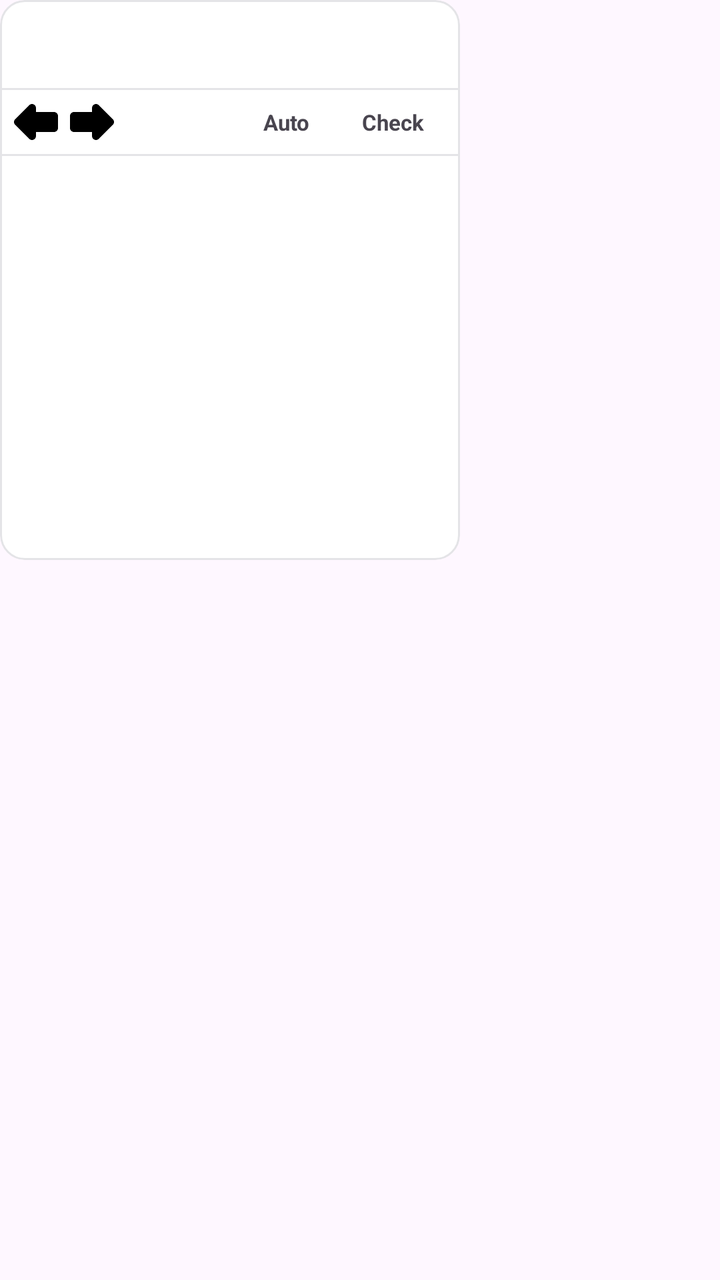
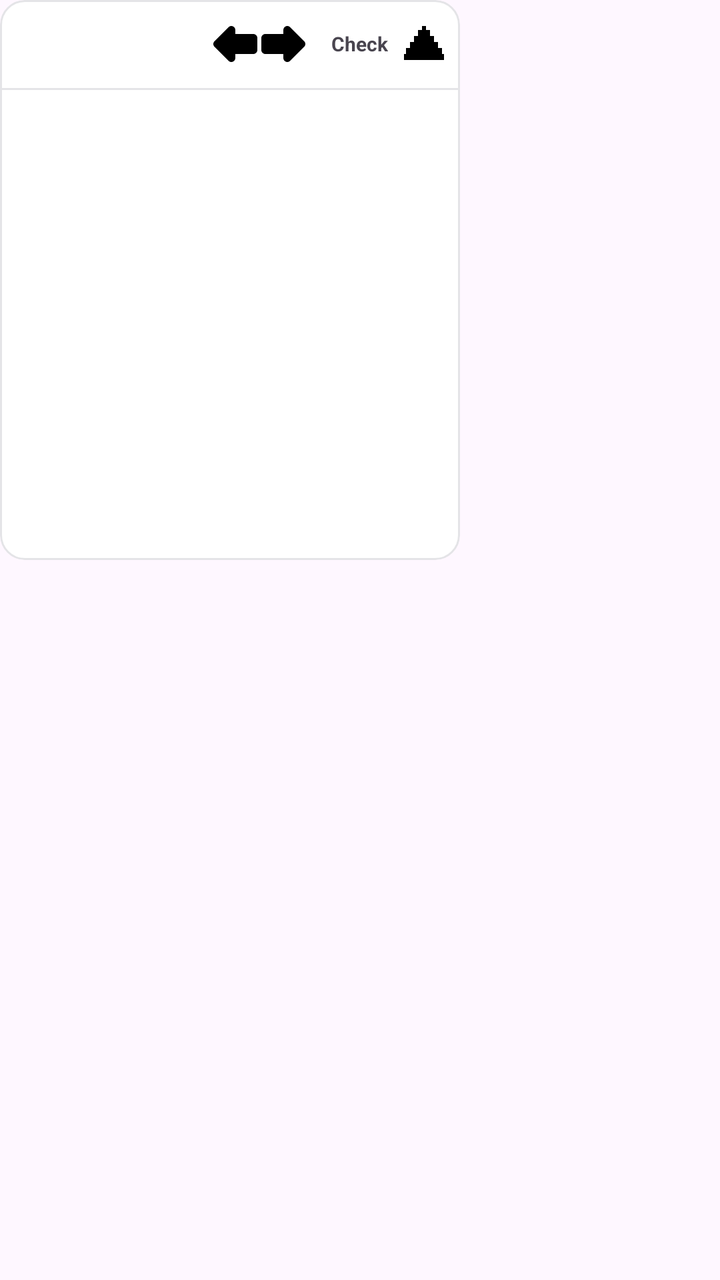

An Android layout rendered at two revisions. The XML below is the earlier revision; the diff shows what the commit changed to produce the second picture.
<!-- AndroidManifest.xml: application theme AppTheme -->
<!-- res/layout/bubble_sheet_menu.xml -->
<?xml version="1.0" encoding="utf-8"?>
<FrameLayout xmlns:android="http://schemas.android.com/apk/res/android"
    android:id="@+id/bubble_sheet_root"
    android:layout_width="match_parent"
    android:layout_height="match_parent"
    android:clickable="true"
    android:focusable="true">

    <LinearLayout
        android:id="@+id/bubble_sheet_panel"
        android:layout_width="230dp"
        android:layout_height="280dp"
        android:orientation="vertical"
        android:background="@drawable/menu_panel_bg"
        android:clipToOutline="true"
        android:layout_gravity="top|start"
        android:layout_marginStart="0dp"
        android:layout_marginTop="0dp">

        
        <LinearLayout
            android:layout_width="match_parent"
            android:layout_height="44dp"
            android:orientation="horizontal"
            android:gravity="center_vertical"
            android:paddingStart="8dp"
            android:paddingEnd="8dp">

            <ImageView
                android:id="@+id/bubble_sheet_icon"
                android:layout_width="22dp"
                android:layout_height="22dp"
                android:contentDescription="Sheet type"
                android:scaleType="centerInside" />

            <LinearLayout
                android:layout_width="0dp"
                android:layout_height="wrap_content"
                android:layout_weight="1"
                android:layout_marginStart="6dp"
                android:orientation="vertical"
                android:gravity="center_vertical">

                <TextView
                    android:id="@+id/bubble_sheet_name"
                    android:layout_width="match_parent"
                    android:layout_height="wrap_content"
                    android:maxLines="1"
                    android:ellipsize="end"
                    android:textColor="#18181B"
                    android:textSize="12sp"
                    android:textStyle="bold" />

                <TextView
                    android:id="@+id/bubble_sheet_description"
                    android:layout_width="match_parent"
                    android:layout_height="wrap_content"
                    android:maxLines="1"
                    android:ellipsize="end"
                    android:textColor="#71717A"
                    android:textSize="9sp" />
            </LinearLayout>
        </LinearLayout>

        <View
            android:layout_width="match_parent"
            android:layout_height="1dp"
            android:background="#E4E4E7" />

        
        <LinearLayout
            android:id="@+id/bubble_sheet_tools"
            android:layout_width="match_parent"
            android:layout_height="32dp"
            android:orientation="horizontal"
            android:gravity="center_vertical"
            android:paddingStart="4dp"
            android:paddingEnd="8dp">

            <ImageButton
                android:id="@+id/bubble_tool_undo"
                android:layout_width="28dp"
                android:layout_height="28dp"
                android:background="?android:attr/selectableItemBackgroundBorderless"
                android:contentDescription="Undo"
                android:padding="6dp"
                android:src="@drawable/ic_ss_undo" />

            <ImageButton
                android:id="@+id/bubble_tool_redo"
                android:layout_width="28dp"
                android:layout_height="28dp"
                android:background="?android:attr/selectableItemBackgroundBorderless"
                android:contentDescription="Redo"
                android:padding="6dp"
                android:src="@drawable/ic_ss_redo" />

            <View
                android:layout_width="0dp"
                android:layout_height="1dp"
                android:layout_weight="1" />

            <TextView
                android:id="@+id/bubble_tool_auto"
                android:layout_width="wrap_content"
                android:layout_height="wrap_content"
                android:layout_marginEnd="8dp"
                android:paddingStart="8dp"
                android:paddingEnd="8dp"
                android:paddingTop="4dp"
                android:paddingBottom="4dp"
                android:text="Auto"
                android:textSize="11sp"
                android:textStyle="bold" />

            <TextView
                android:id="@+id/bubble_tool_check"
                android:layout_width="wrap_content"
                android:layout_height="wrap_content"
                android:paddingStart="10dp"
                android:paddingEnd="10dp"
                android:paddingTop="5dp"
                android:paddingBottom="5dp"
                android:text="Check"
                android:textSize="11sp"
                android:textStyle="bold" />
        </LinearLayout>

        <View
            android:layout_width="match_parent"
            android:layout_height="1dp"
            android:background="#E4E4E7" />

        
        <LinearLayout
            android:layout_width="match_parent"
            android:layout_height="0dp"
            android:layout_weight="1"
            android:layout_marginTop="2dp"
            android:orientation="vertical">

            <LinearLayout
                android:id="@+id/bubble_sheet_header_row"
                android:layout_width="match_parent"
                android:layout_height="wrap_content"
                android:orientation="vertical" />

            <FrameLayout
                android:layout_width="match_parent"
                android:layout_height="0dp"
                android:layout_weight="1">

                <ScrollView
                    android:id="@+id/bubble_sheet_scroll"
                    android:layout_width="match_parent"
                    android:layout_height="match_parent"
                    android:fillViewport="true"
                    android:overScrollMode="never"
                    android:scrollbars="vertical">

                    <LinearLayout
                        android:id="@+id/bubble_sheet_rows"
                        android:layout_width="match_parent"
                        android:layout_height="wrap_content"
                        android:orientation="vertical"
                        android:paddingBottom="4dp" />
                </ScrollView>

                <TextView
                    android:id="@+id/bubble_sheet_empty"
                    android:layout_width="match_parent"
                    android:layout_height="match_parent"
                    android:gravity="center"
                    android:padding="16dp"
                    android:text="No rows yet"
                    android:textColor="#71717A"
                    android:textSize="11sp"
                    android:visibility="gone" />
            </FrameLayout>
        </LinearLayout>
    </LinearLayout>
</FrameLayout>
<!-- resources referenced by this layout -->
<resources>
  <!-- drawable ic_ss_redo (drawable) -->
  <vector xmlns:android="http://schemas.android.com/apk/res/android"
      android:width="24dp" android:height="24dp"
      android:viewportWidth="24" android:viewportHeight="24">
      <path
          android:fillColor="#000000"
          android:pathData="M22.4142,13.4142L15.4142,20.4142C15.1283,20.7001 14.7699,20.886 14.3902,20.9616C14.0106,21.0371 13.6082,21.0026 13.2346,20.8478C12.861,20.693 12.5521,20.433 12.337,20.1111C12.122,19.7893 12,19.4044 12,19L12,17L3,17C2.448,17 1.9466,16.7751 1.5858,16.4142C1.2249,16.0534 1,15.552 1,15L1,9C1,8.448 1.2249,7.9466 1.5858,7.5858C1.9466,7.2249 2.448,7 3,7L12,7L12,5C12,4.5956 12.122,4.2107 12.337,3.8889C12.5521,3.567 12.861,3.307 13.2346,3.1522C13.6082,2.9974 14.0106,2.9629 14.3902,3.0384C14.7699,3.114 15.1283,3.2999 15.4142,3.5858L22.4142,10.5858C22.8045,10.9761 23,11.4897 23,12C23,12.5103 22.8045,13.0239 22.4142,13.4142Z" />
  </vector>
  <!-- drawable ic_ss_undo (drawable) -->
  <vector xmlns:android="http://schemas.android.com/apk/res/android"
      android:width="24dp" android:height="24dp"
      android:viewportWidth="24" android:viewportHeight="24">
      <path
          android:fillColor="#000000"
          android:pathData="M1.5858,10.5858L8.5858,3.5858C8.8717,3.2999 9.2301,3.114 9.6098,3.0384C9.9894,2.9629 10.3918,2.9974 10.7654,3.1522C11.139,3.307 11.4479,3.567 11.663,3.8889C11.878,4.2107 12,4.5956 12,5L12,7L21,7C21.552,7 22.0534,7.2249 22.4142,7.5858C22.7751,7.9466 23,8.448 23,9L23,15C23,15.552 22.7751,16.0534 22.4142,16.4142C22.0534,16.7751 21.552,17 21,17L12,17L12,19C12,19.4044 11.878,19.7893 11.663,20.1111C11.4479,20.433 11.139,20.693 10.7654,20.8478C10.3918,21.0026 9.9894,21.0371 9.6098,20.9616C9.2301,20.886 8.8717,20.7001 8.5858,20.4142L1.5858,13.4142C1.1955,13.0239 1,12.5103 1,12C1,11.4897 1.1955,10.9761 1.5858,10.5858Z" />
  </vector>
  <!-- drawable menu_panel_bg (drawable) -->
  <shape xmlns:android="http://schemas.android.com/apk/res/android"
      android:shape="rectangle">
      <solid android:color="#FFFFFF" />
      <corners android:radius="12dp" />
      <stroke
          android:width="1dp"
          android:color="#E4E4E7" />
  </shape>
  <style name="AppTheme" parent="Theme.Material3.DayNight.NoActionBar">
  		<item name="colorPrimary">#006A60</item>
  		<item name="colorOnPrimary">#FFFFFF</item>
  		<item name="colorPrimaryContainer">#74F8E5</item>
  		<item name="colorOnPrimaryContainer">#00201C</item>
  	</style>
</resources>

<!-- the commit's change to res/layout/bubble_sheet_menu.xml (unified diff, before → after) -->
@@ -60,71 +60,55 @@
                     android:textColor="#71717A"
                     android:textSize="9sp" />
             </LinearLayout>
-        </LinearLayout>
-
-        <View
-            android:layout_width="match_parent"
-            android:layout_height="1dp"
-            android:background="#E4E4E7" />
-
-        
-        <LinearLayout
-            android:id="@+id/bubble_sheet_tools"
-            android:layout_width="match_parent"
-            android:layout_height="32dp"
-            android:orientation="horizontal"
-            android:gravity="center_vertical"
-            android:paddingStart="4dp"
-            android:paddingEnd="8dp">
 
             <ImageButton
                 android:id="@+id/bubble_tool_undo"
-                android:layout_width="28dp"
-                android:layout_height="28dp"
+                android:layout_width="24dp"
+                android:layout_height="24dp"
+                android:layout_marginStart="2dp"
                 android:background="?android:attr/selectableItemBackgroundBorderless"
                 android:contentDescription="Undo"
-                android:padding="6dp"
+                android:padding="5dp"
                 android:src="@drawable/ic_ss_undo" />
 
             <ImageButton
                 android:id="@+id/bubble_tool_redo"
-                android:layout_width="28dp"
-                android:layout_height="28dp"
+                android:layout_width="24dp"
+                android:layout_height="24dp"
                 android:background="?android:attr/selectableItemBackgroundBorderless"
                 android:contentDescription="Redo"
-                android:padding="6dp"
+                android:padding="5dp"
                 android:src="@drawable/ic_ss_redo" />
-
-            <View
-                android:layout_width="0dp"
-                android:layout_height="1dp"
-                android:layout_weight="1" />
-
-            <TextView
-                android:id="@+id/bubble_tool_auto"
-                android:layout_width="wrap_content"
-                android:layout_height="wrap_content"
-                android:layout_marginEnd="8dp"
-                android:paddingStart="8dp"
-                android:paddingEnd="8dp"
-                android:paddingTop="4dp"
-                android:paddingBottom="4dp"
-                android:text="Auto"
-                android:textSize="11sp"
-                android:textStyle="bold" />
 
             <TextView
                 android:id="@+id/bubble_tool_check"
                 android:layout_width="wrap_content"
                 android:layout_height="wrap_content"
-                android:paddingStart="10dp"
-                android:paddingEnd="10dp"
-                android:paddingTop="5dp"
-                android:paddingBottom="5dp"
+                android:layout_marginStart="4dp"
+                android:paddingStart="8dp"
+                android:paddingEnd="8dp"
+                android:paddingTop="4dp"
+                android:paddingBottom="4dp"
                 android:text="Check"
-                android:textSize="11sp"
+                android:textSize="10sp"
                 android:textStyle="bold" />
+
+            <ImageButton
+                android:id="@+id/bubble_tool_arrow"
+                android:layout_width="20dp"
+                android:layout_height="24dp"
+                android:background="?android:attr/selectableItemBackgroundBorderless"
+                android:contentDescription="Check options"
+                android:padding="4dp"
+                android:src="@drawable/ic_ss_check_arrow" />
         </LinearLayout>
+
+        <LinearLayout
+            android:id="@+id/bubble_check_menu"
+            android:layout_width="match_parent"
+            android:layout_height="wrap_content"
+            android:orientation="vertical"
+            android:visibility="gone" />
 
         <View
             android:layout_width="match_parent"
<!-- resource entries referenced after the edit -->
@@ -1,5 +1,11 @@
 <!-- resources referenced by this layout -->
 <resources>
+  <!-- drawable ic_ss_check_arrow (drawable) -->
+  <vector xmlns:android="http://schemas.android.com/apk/res/android"
+      android:width="24dp" android:height="24dp"
+      android:viewportWidth="24" android:viewportHeight="24">
+      <path android:fillColor="#000000" android:pathData="M13,5h2v3h2v3h2v3h2v3h2v3H1v-3h2v-3h2v-3h2V8h2V5h2V3h2z" />
+  </vector>
   <!-- drawable ic_ss_redo (drawable) -->
   <vector xmlns:android="http://schemas.android.com/apk/res/android"
       android:width="24dp" android:height="24dp"
